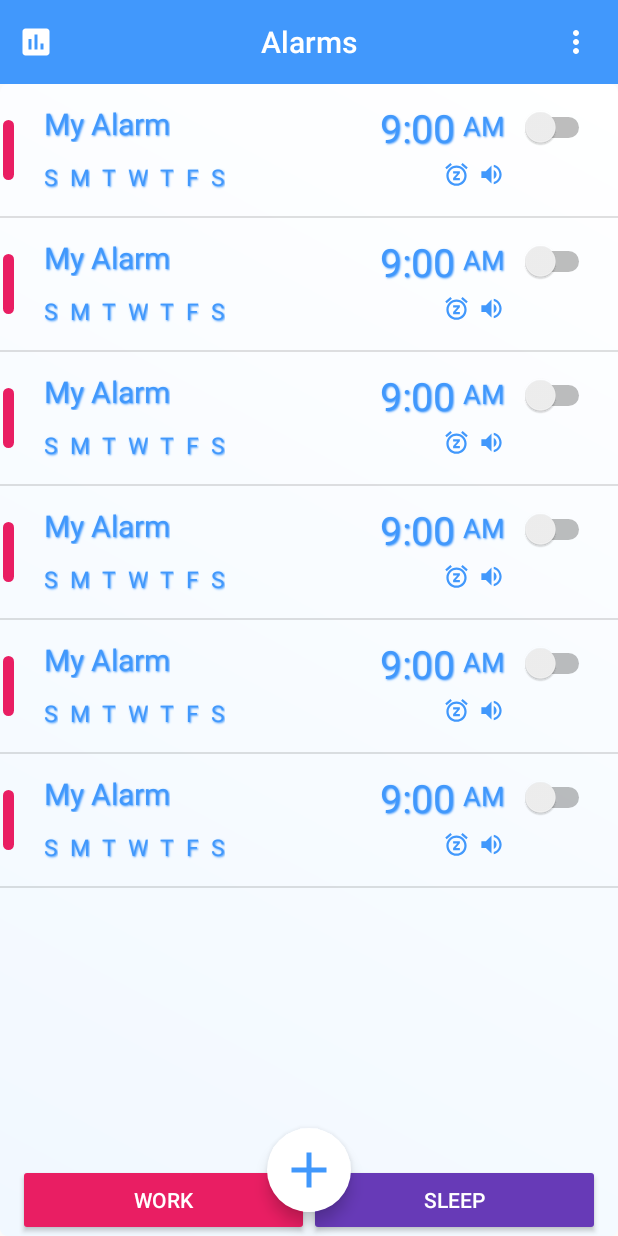
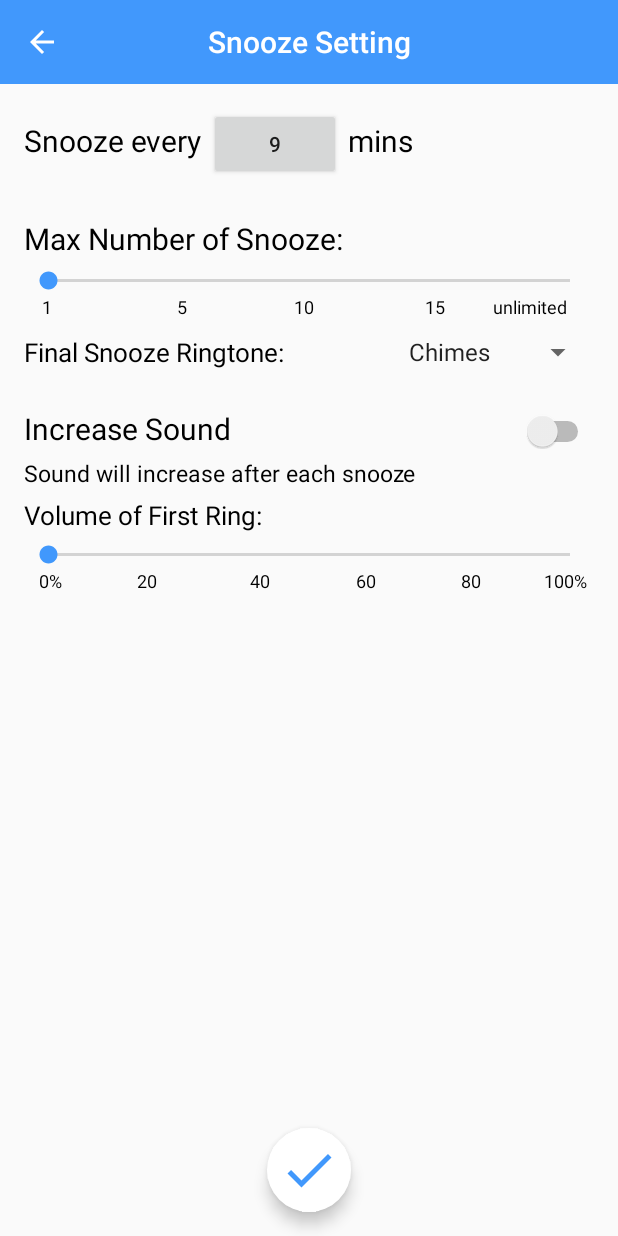
Before and after one commit to Alan-chenhx/cs-465, an Android app: the screen it shows after launch (MainActivity before the commit, SnoozeSetting after it), after a tap on an icon or button, on a phone screen of 412 x 824 dp. Run offline under Robolectric (Android 15) with nearby library versions, the phone set to English and light mode, and no system bars.

Commit message:
update snooze setting

```diff
--- a/app/build.gradle
+++ b/app/build.gradle
@@ -30,11 +30,8 @@ dependencies {
     androidTestImplementation 'androidx.test.ext:junit:1.1.1'
     androidTestImplementation 'androidx.test.espresso:espresso-core:3.2.0'
     implementation 'com.google.android.material:material:1.2.0-alpha01'
-    implementation 'com.android.support:design:28.0.0'
-    implementation 'com.android.support:viewpager:28.0.0'
-    implementation 'com.android.support:appcompat-v7:28.0.0'
     implementation 'com.github.PhilJay:MPAndroidChart:v3.0.2'
-    compile "androidx.core:core-ktx:+"
+    implementation 'androidx.core:core-ktx:1.2.0-beta02'
     implementation "org.jetbrains.kotlin:kotlin-stdlib-jdk7:$kotlin_version"
 }
 repositories {
--- a/app/src/main/AndroidManifest.xml
+++ b/app/src/main/AndroidManifest.xml
@@ -13,6 +13,10 @@
             android:label="@string/analysis_name"
             android:parentActivityName=".MainActivity">
         </activity>
+        <activity android:name=".SnoozeSetting"
+            android:label="Snooze Setting"
+            android:parentActivityName=".MainActivity">
+        </activity>
         <activity android:name=".MainActivity">
             <intent-filter>
                 <action android:name="android.intent.action.MAIN" />
--- a/app/src/main/java/com/example/custalarmable/AlarmItem.kt
+++ b/app/src/main/java/com/example/custalarmable/AlarmItem.kt
@@ -1,6 +1,4 @@
 package com.example.custalarmable
-
-import java.time.LocalTime
 
 class AlarmItem {
     var alarmName: String = "My Alarm"
--- a/app/src/main/java/com/example/custalarmable/Analysis.java
+++ b/app/src/main/java/com/example/custalarmable/Analysis.java
@@ -43,12 +43,12 @@ public class Analysis extends AppCompatActivity {
     private void initViews() {
 
         //使用适配器将ViewPager与Fragment绑定在一起
-        mViewPager= (ViewPager) findViewById(R.id.view);
+        mViewPager= findViewById(R.id.view);
         myFragmentPagerAdapter = new MyFragmentPagerAdapter(getSupportFragmentManager());
         mViewPager.setAdapter(myFragmentPagerAdapter);
 
         //将TabLayout与ViewPager绑定在一起
-        mTabLayout = (TabLayout) findViewById(R.id.tabs);
+        mTabLayout = findViewById(R.id.tabs);
         mTabLayout.setupWithViewPager(mViewPager);
 
         //指定Tab的位置
--- a/app/src/main/java/com/example/custalarmable/MainActivity.kt
+++ b/app/src/main/java/com/example/custalarmable/MainActivity.kt
@@ -10,17 +10,13 @@ import androidx.recyclerview.widget.ItemTouchHelper
 import androidx.recyclerview.widget.LinearLayoutManager
 import androidx.recyclerview.widget.RecyclerView
 import kotlinx.android.synthetic.main.activity_main.*
-import androidx.core.app.ComponentActivity.ExtraData
-import androidx.core.content.ContextCompat.getSystemService
-import android.icu.lang.UCharacter.GraphemeClusterBreak.T
 import android.view.Menu
 import android.view.MenuItem
-import androidx.appcompat.widget.Toolbar
 
 
 class MainActivity : AppCompatActivity(), View.OnClickListener {
 
-    private val simpleAdapter = ListAdapter((1..5).map { AlarmItem() }.toMutableList())
+    private val listAdapter = ListAdapter((1..5).map { AlarmItem() }.toMutableList())
 
     override fun onCreate(savedInstanceState: Bundle?) {
         super.onCreate(savedInstanceState)
@@ -31,7 +27,7 @@ class MainActivity : AppCompatActivity(), View.OnClickListener {
 
         recyclerView.addItemDecoration(DividerItemDecoration(this, DividerItemDecoration.VERTICAL))
         recyclerView.layoutManager = LinearLayoutManager(this)
-        recyclerView.adapter = simpleAdapter
+        recyclerView.adapter = listAdapter
 
         val swipeHandler = object : SwipeToDeleteCallback(this) {
             override fun onSwiped(viewHolder: RecyclerView.ViewHolder, direction: Int) {
@@ -47,7 +43,11 @@ class MainActivity : AppCompatActivity(), View.OnClickListener {
 
     override fun onClick(v: View?) {
         when (v?.id) {
-            R.id.addItemBtn -> simpleAdapter.addItem(AlarmItem())
+            R.id.addItemBtn -> {
+                val intent = Intent(this, SnoozeSetting::class.java)
+                startActivity(intent)
+                listAdapter.addItem(AlarmItem())
+            }
         }
     }
 
@@ -59,7 +59,7 @@ class MainActivity : AppCompatActivity(), View.OnClickListener {
     override fun onOptionsItemSelected(item: MenuItem): Boolean {
         when (item.itemId){
             R.id.statistics -> {
-                var intent = Intent(this, Analysis::class.java)
+                val intent = Intent(this, Analysis::class.java)
                 startActivity(intent)
             }
         }
--- a/app/src/main/java/com/example/custalarmable/CustomOnItemSelectedListener.java
+++ b/app/src/main/java/com/example/custalarmable/NumberSelectedListener.java
@@ -2,7 +2,7 @@ package com.example.custalarmable;
 import android.view.View;
 import android.widget.AdapterView;
 import android.widget.AdapterView.OnItemSelectedListener;
-public class CustomOnItemSelectedListener implements OnItemSelectedListener{
+public class NumberSelectedListener implements OnItemSelectedListener{
     @Override
     public void onItemSelected(AdapterView<?> parent, View view, int position, long id) {
 
--- a/app/src/main/java/com/example/custalarmable/SnoozeSetting.java
+++ b/app/src/main/java/com/example/custalarmable/SnoozeSetting.java
@@ -11,6 +11,7 @@ import android.widget.Spinner;
 
 import androidx.appcompat.app.AlertDialog;
 import androidx.appcompat.app.AppCompatActivity;
+import androidx.appcompat.widget.Toolbar;
 
 import android.os.Bundle;
 import android.widget.Switch;
@@ -39,6 +40,11 @@ public class SnoozeSetting extends AppCompatActivity implements View.OnClickList
         super.onCreate(savedInstanceState);
         setContentView(R.layout.activity_snooze_setting);
 
+        setSupportActionBar((Toolbar)findViewById(R.id.toolbar_snooze_setting));
+        getSupportActionBar().setDisplayShowTitleEnabled(false);
+        getSupportActionBar().setDisplayHomeAsUpEnabled(true);
+        getSupportActionBar().setDisplayShowHomeEnabled(true);
+
         //change snooze period
         handleSnoozePeriod();
 
@@ -60,12 +66,12 @@ public class SnoozeSetting extends AppCompatActivity implements View.OnClickList
     }
 
     private void handleSnoozePeriod() {
-        snoozePeriodPicker = (Button) findViewById(R.id.snoozePeriod);
+        snoozePeriodPicker = findViewById(R.id.snoozePeriod);
         snoozePeriodPicker.setOnClickListener(this);
     }
 
     private void handleSnoozeLimit() {
-        snoozeLimits = (SeekBar) findViewById(R.id.snoozeLimit);
+        snoozeLimits = findViewById(R.id.snoozeLimit);
         snoozeLimits.setMax(snoozeMax / snoozeStep);
         snoozeLimits.setProgress(0);
         snoozeLimits.setOnSeekBarChangeListener(new SeekBar.OnSeekBarChangeListener() {
@@ -87,7 +93,7 @@ public class SnoozeSetting extends AppCompatActivity implements View.OnClickList
     }
 
     private void handleVolumeOfFirstRing() {
-        firstRingVolume = (SeekBar) findViewById(R.id.volumeOfFirstRing);
+        firstRingVolume = findViewById(R.id.volumeOfFirstRing);
         firstRingVolume.setMax(ringMax / ringStep);
         firstRingVolume.setProgress(0);
         firstRingVolume.setOnSeekBarChangeListener(new SeekBar.OnSeekBarChangeListener() {
@@ -150,7 +156,7 @@ public class SnoozeSetting extends AppCompatActivity implements View.OnClickList
     }*/
 
     private void handleIncreaseSoundSwitch() {
-        increaseSound = (Switch) findViewById(R.id.increaseSoundSwitch);
+        increaseSound = findViewById(R.id.increaseSoundSwitch);
         increaseSound.setOnCheckedChangeListener(new CompoundButton.OnCheckedChangeListener() {
             @Override
             public void onCheckedChanged(CompoundButton buttonView, boolean isChecked) {
@@ -160,11 +166,11 @@ public class SnoozeSetting extends AppCompatActivity implements View.OnClickList
     }
 
     private void addItemOnFinalRingtone() {
-        finalRingtone = (Spinner) findViewById(R.id.finalSnoozeRingtone);
+        finalRingtone = findViewById(R.id.finalSnoozeRingtone);
         ArrayAdapter<CharSequence> adapter = ArrayAdapter.createFromResource(this, R.array.ringtone_arrays, android.R.layout.simple_spinner_item);
         adapter.setDropDownViewResource(android.R.layout.simple_spinner_dropdown_item);
         finalRingtone.setAdapter(adapter);
-        finalRingtone.setOnItemSelectedListener(new CustomOnItemSelectedListener());
+        finalRingtone.setOnItemSelectedListener(new NumberSelectedListener());
     }
 
     @Override
@@ -175,6 +181,7 @@ public class SnoozeSetting extends AppCompatActivity implements View.OnClickList
         NumberPicker myNumberPicker = new NumberPicker(this);
         myNumberPicker.setMaxValue(30);
         myNumberPicker.setMinValue(1);
+        myNumberPicker.setValue(Integer.parseInt(snoozePeriodPicker.getText().toString()));
         NumberPicker.OnValueChangeListener myValChangedListener = new NumberPicker.OnValueChangeListener() {
             @Override
             public void onValueChange(NumberPicker picker, int oldVal, int newVal) {
--- /dev/null
+++ b/app/src/main/res/drawable/ic_check_white_24dp.xml
@@ -0,0 +1,5 @@
+<vector android:height="50dp" android:tint="#FFFFFF"
+    android:viewportHeight="24.0" android:viewportWidth="24.0"
+    android:width="50dp" xmlns:android="http://schemas.android.com/apk/res/android">
+    <path android:fillColor="#FF000000" android:pathData="M9,16.17L4.83,12l-1.42,1.41L9,19 21,7l-1.41,-1.41z"/>
+</vector>
--- a/app/src/main/res/layout/activity_main.xml
+++ b/app/src/main/res/layout/activity_main.xml
@@ -54,7 +54,7 @@
             android:src="@drawable/ic_add_white_24dp"
             android:tint="@color/colorAccent"
             app:borderWidth="0dp"
-            app:maxImageSize="40dp" />
+            app:maxImageSize="@dimen/floatingButtonIconSize" />
 
         <LinearLayout
             android:layout_width="match_parent"
--- a/app/src/main/res/layout/activity_snooze_setting.xml
+++ b/app/src/main/res/layout/activity_snooze_setting.xml
@@ -1,5 +1,34 @@
 <LinearLayout xmlns:android="http://schemas.android.com/apk/res/android"
     xmlns:tools="http://schemas.android.com/tools"
+    android:layout_width="fill_parent"
+    android:layout_height="fill_parent"
+    xmlns:app="http://schemas.android.com/apk/res-auto"
+    android:orientation="vertical"
+    tools:context=".SnoozeSetting">
+
+    <androidx.appcompat.widget.Toolbar
+        android:id="@+id/toolbar_snooze_setting"
+        android:layout_width="match_parent"
+        android:layout_height="wrap_content"
+        android:background="@color/colorAccent">
+
+
+        <TextView
+            android:id="@+id/title_snooze_settings"
+            style="@style/TextAppearance.AppCompat.Widget.ActionBar.Title"
+            android:layout_width="wrap_content"
+            android:layout_height="wrap_content"
+            android:layout_gravity="center_horizontal"
+            android:text="Snooze Setting"
+            android:textColor="@android:color/white" />
+
+    </androidx.appcompat.widget.Toolbar>
+
+    <FrameLayout
+        android:layout_width="match_parent"
+        android:layout_height="match_parent">
+
+        <LinearLayout
             android:layout_width="fill_parent"
             android:layout_height="fill_parent"
             android:paddingBottom="@dimen/activity_vertical_margin"
@@ -7,19 +36,8 @@
             android:paddingRight="@dimen/activity_horizontal_margin"
             android:paddingTop="@dimen/activity_vertical_margin"
             android:orientation="vertical"
-    tools:context=".MainActivity" >
-    <LinearLayout
-        android:layout_width="match_parent"
-        android:layout_height="wrap_content"
-        android:gravity="center"
-        android:layout_marginBottom="40dp">
-        <TextView
-            android:layout_width="wrap_content"
-            android:layout_height="wrap_content"
-            android:text="Snooze Settings"
-            android:textColor="#000000"
-            android:textSize="25dp"/>
-    </LinearLayout>
+            tools:context=".SnoozeSetting" >
+
 
             <LinearLayout
                 android:layout_width="match_parent"
@@ -32,6 +50,7 @@
                     android:text="Snooze every "
                     android:textSize="@dimen/function_text_size"
                     android:textColor="#000000"/>
+
                 <Button
                     android:id="@+id/snoozePeriod"
                     android:layout_width="wrap_content"
@@ -163,7 +182,7 @@
                     android:layout_width="match_parent"
                     android:layout_height="wrap_content"
                     android:text="Sound will increase after each snooze"
-            android:textSize="15dp"
+                    android:textSize="15sp"
                     android:textColor="#000000"
                     android:layout_marginBottom="5dp"/>
                 <TextView
@@ -171,7 +190,7 @@
                     android:layout_height="wrap_content"
                     android:text="Volume of First Ring:"
                     android:textColor="#000000"
-            android:textSize="17dp"
+                    android:textSize="17sp"
                     android:layout_marginBottom="5dp"/>
                 <SeekBar
                     android:id="@+id/volumeOfFirstRing"
@@ -234,3 +253,19 @@
 
             </LinearLayout>
         </LinearLayout>
+
+        <com.google.android.material.floatingactionbutton.FloatingActionButton
+            android:id="@+id/addItemBtn"
+            android:layout_width="wrap_content"
+            android:layout_height="wrap_content"
+            android:layout_gravity="bottom|center"
+            android:layout_margin="16dp"
+            android:backgroundTint="@android:color/white"
+            android:src="@drawable/ic_check_white_24dp"
+            android:tint="@color/colorAccent"
+            app:borderWidth="0dp"
+            app:maxImageSize="@dimen/floatingButtonIconSize" />
+    </FrameLayout>
+
+
+</LinearLayout>
--- a/app/src/main/res/values/dimens.xml
+++ b/app/src/main/res/values/dimens.xml
@@ -2,9 +2,10 @@
     <dimen name="activity_horizontal_margin">16dp</dimen>
     <dimen name="activity_vertical_margin">16dp</dimen>
     <dimen name="seekbar_thumb_width">25dp</dimen>
-    <dimen name="function_text_size">20dp</dimen>
-    <dimen name="number_size">12dp</dimen>
+    <dimen name="function_text_size">20sp</dimen>
+    <dimen name="number_size">12sp</dimen>
     <dimen name="listDateFontSize">15sp</dimen>
     <dimen name="listDateMargin">8dp</dimen>
     <dimen name="listIconDim">18dp</dimen>
+    <dimen name="floatingButtonIconSize">40dp</dimen>
 </resources>
```
Also changed, not shown: app/src/main/java/com/example/custalarmable/SeekbarWithIntervals.java (+7 -6 lines), app/src/main/java/com/example/custalarmable/month.java (+4 -4 lines), app/src/main/java/com/example/custalarmable/week.java (+5 -5 lines). Lines whose indentation alone changed are shown as unchanged.
